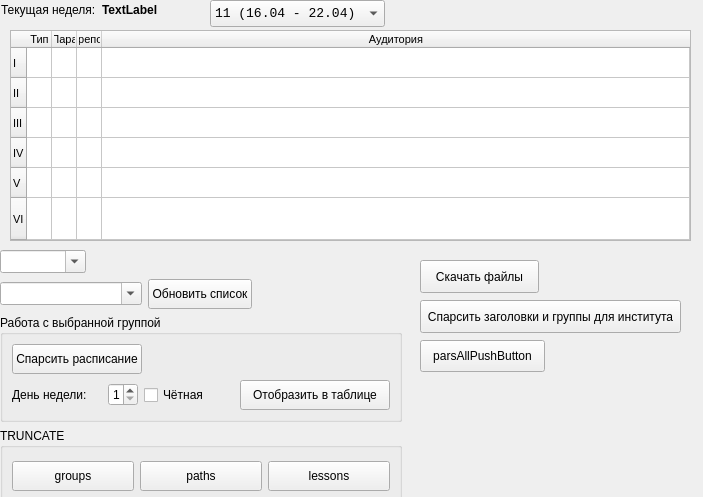
Above: mainwindow.ui from chalexyur/shnedule before the change. Below: the same form after it.
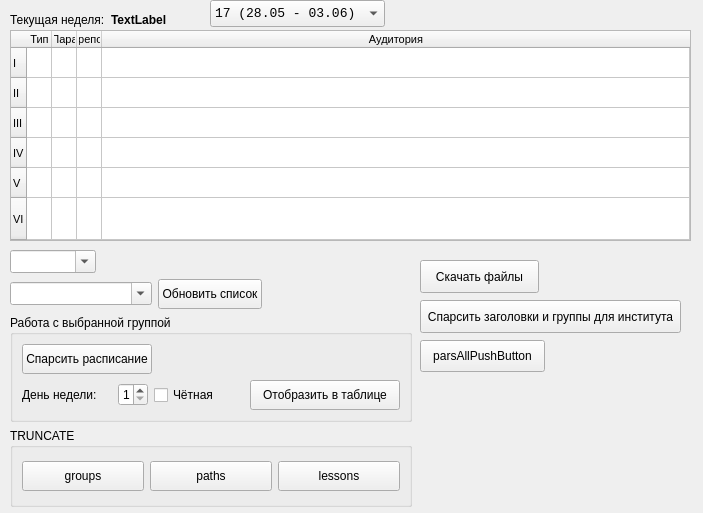
That is the form after the change. Icons and pictures are not drawn.

```diff
--- a/mainwindow.ui
+++ b/mainwindow.ui
@@ -7,7 +7,7 @@
     <x>0</x>
     <y>0</y>
     <width>703</width>
-    <height>497</height>
+    <height>513</height>
    </rect>
   </property>
   <property name="windowTitle">
@@ -163,7 +163,7 @@
     </property>
     <item>
      <property name="text">
-      <string>11 (16.04 - 22.04)</string>
+      <string>17 (28.05 - 03.06)</string>
      </property>
     </item>
    </widget>
@@ -215,7 +215,7 @@
    <widget class="QWidget" name="layoutWidget">
     <property name="geometry">
      <rect>
-      <x>0</x>
+      <x>10</x>
       <y>250</y>
       <width>402</width>
       <height>257</height>
@@ -500,8 +500,8 @@
       <widget class="QWidget" name="layoutWidget">
     <property name="geometry">
      <rect>
-      <x>1</x>
-      <y>0</y>
+      <x>10</x>
+      <y>10</y>
       <width>183</width>
       <height>19</height>
      </rect>
```
Lines whose indentation alone changed are shown as unchanged.
